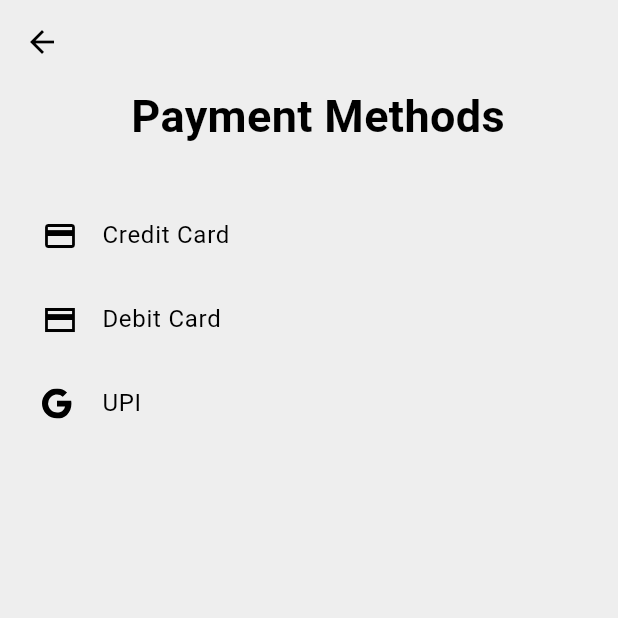
After one commit to pulkit1057/Stock_market_portfolio_app, a Flutter app: the PaymentScreen screen opened directly, on a phone screen of 412 x 824 dp, the top half of it. The commit adds this screen. Run offline on Flutter 3.47's test engine with Material 3 defaults, Android fonts, the phone set to English and light mode, and no system bars; our stand-ins replace icons_plus, jwt_decoder, pie_chart, shared_preferences; accounts and stored records are empty; network calls fail.

Commit message:
adding paymet screen

```diff
--- /dev/null
+++ b/portfolio_tracker/lib/screens/paymet.dart
@@ -0,0 +1,53 @@
+import 'package:flutter/material.dart';
+import 'package:icons_plus/icons_plus.dart';
+
+class PaymentScreen extends StatelessWidget {
+  const PaymentScreen({super.key});
+
+  @override
+  Widget build(BuildContext context) {
+    // List<String> paymentMethods = ["Credit Card", "Debit Card", "UPI"];
+    return Scaffold(
+      appBar: AppBar(),
+      body: Container(
+        margin: EdgeInsets.only(left: 12),
+        child: Column(
+          children: [
+            Text(
+              'Payment Methods',
+              style: TextStyle(
+                fontSize: 30,
+                fontWeight: FontWeight.bold,
+              ),
+            ),
+            SizedBox(
+              height: 30,
+            ),
+            ListTile(
+              leading: Icon(
+                Icons.credit_card,
+              ),
+              title: Text('Credit Card'),
+              onTap: () {},
+            ),
+            ListTile(
+              leading: Icon(
+                Icons.credit_card_sharp,
+              ),
+              title: Text('Debit Card'),
+              onTap: () {},
+            ),
+            ListTile(
+              leading: Icon(
+                Bootstrap.google,
+                size: 20,
+              ),
+              title: Text('UPI'),
+              onTap: () {},
+            ),
+          ],
+        ),
+      ),
+    );
+  }
+}
--- a/portfolio_tracker/pubspec.yaml
+++ b/portfolio_tracker/pubspec.yaml
@@ -40,6 +40,7 @@ dependencies:
   shared_preferences: ^2.3.5
   jwt_decoder: ^2.0.1
   provider: ^6.1.2
+  icons_plus: ^5.0.0
 
 dev_dependencies:
   flutter_test:
```
Also changed, not shown: portfolio_tracker/lib/components/user_searchbar.dart (+13 -3 lines), portfolio_tracker/lib/screens/dashboard.dart (+15 -6 lines), portfolio_tracker/lib/screens/holdings.dart (+11 -1 lines), portfolio_tracker/lib/screens/stock.dart (+10 -4 lines), portfolio_tracker/lib/theme/dark_mode.dart (line endings or trailing spaces), portfolio_tracker/pubspec.lock, 1 other file.
